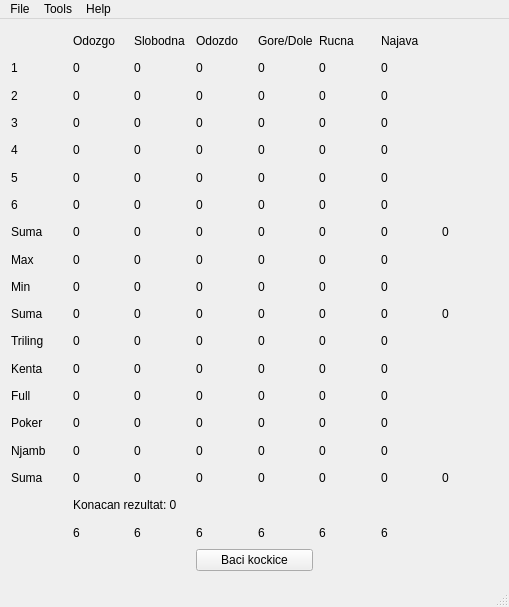
Old version of the form mainwindow.ui in the repository Sticky-Device/njamb.
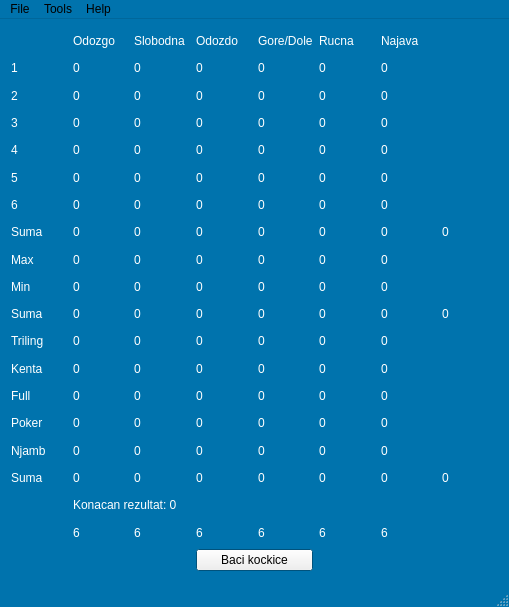
New version of the form.

Commit message: Even newer UI

Patch:
```diff
--- a/mainwindow.ui
+++ b/mainwindow.ui
@@ -28,6 +28,70 @@
     <height>607</height>
    </size>
   </property>
+  <property name="palette">
+   <palette>
+    <active>
+     <colorrole role="Base">
+      <brush brushstyle="SolidPattern">
+       <color alpha="255">
+        <red>255</red>
+        <green>255</green>
+        <blue>255</blue>
+       </color>
+      </brush>
+     </colorrole>
+     <colorrole role="Window">
+      <brush brushstyle="SolidPattern">
+       <color alpha="255">
+        <red>0</red>
+        <green>115</green>
+        <blue>173</blue>
+       </color>
+      </brush>
+     </colorrole>
+    </active>
+    <inactive>
+     <colorrole role="Base">
+      <brush brushstyle="SolidPattern">
+       <color alpha="255">
+        <red>255</red>
+        <green>255</green>
+        <blue>255</blue>
+       </color>
+      </brush>
+     </colorrole>
+     <colorrole role="Window">
+      <brush brushstyle="SolidPattern">
+       <color alpha="255">
+        <red>0</red>
+        <green>115</green>
+        <blue>173</blue>
+       </color>
+      </brush>
+     </colorrole>
+    </inactive>
+    <disabled>
+     <colorrole role="Base">
+      <brush brushstyle="SolidPattern">
+       <color alpha="255">
+        <red>0</red>
+        <green>115</green>
+        <blue>173</blue>
+       </color>
+      </brush>
+     </colorrole>
+     <colorrole role="Window">
+      <brush brushstyle="SolidPattern">
+       <color alpha="255">
+        <red>0</red>
+        <green>115</green>
+        <blue>173</blue>
+       </color>
+      </brush>
+     </colorrole>
+    </disabled>
+   </palette>
+  </property>
   <property name="windowTitle">
    <string>Njamb</string>
   </property>
@@ -50,6 +114,97 @@
      <height>563</height>
     </size>
    </property>
+   <property name="palette">
+    <palette>
+     <active>
+      <colorrole role="WindowText">
+       <brush brushstyle="SolidPattern">
+        <color alpha="255">
+         <red>255</red>
+         <green>255</green>
+         <blue>255</blue>
+        </color>
+       </brush>
+      </colorrole>
+      <colorrole role="Base">
+       <brush brushstyle="SolidPattern">
+        <color alpha="255">
+         <red>255</red>
+         <green>255</green>
+         <blue>255</blue>
+        </color>
+       </brush>
+      </colorrole>
+      <colorrole role="Window">
+       <brush brushstyle="SolidPattern">
+        <color alpha="255">
+         <red>0</red>
+         <green>115</green>
+         <blue>173</blue>
+        </color>
+       </brush>
+      </colorrole>
+     </active>
+     <inactive>
+      <colorrole role="WindowText">
+       <brush brushstyle="SolidPattern">
+        <color alpha="255">
+         <red>255</red>
+         <green>255</green>
+         <blue>255</blue>
+        </color>
+       </brush>
+      </colorrole>
+      <colorrole role="Base">
+       <brush brushstyle="SolidPattern">
+        <color alpha="255">
+         <red>255</red>
+         <green>255</green>
+         <blue>255</blue>
+        </color>
+       </brush>
+      </colorrole>
+      <colorrole role="Window">
+       <brush brushstyle="SolidPattern">
+        <color alpha="255">
+         <red>0</red>
+         <green>115</green>
+         <blue>173</blue>
+        </color>
+       </brush>
+      </colorrole>
+     </inactive>
+     <disabled>
+      <colorrole role="WindowText">
+       <brush brushstyle="SolidPattern">
+        <color alpha="255">
+         <red>120</red>
+         <green>120</green>
+         <blue>120</blue>
+        </color>
+       </brush>
+      </colorrole>
+      <colorrole role="Base">
+       <brush brushstyle="SolidPattern">
+        <color alpha="255">
+         <red>0</red>
+         <green>115</green>
+         <blue>173</blue>
+        </color>
+       </brush>
+      </colorrole>
+      <colorrole role="Window">
+       <brush brushstyle="SolidPattern">
+        <color alpha="255">
+         <red>0</red>
+         <green>115</green>
+         <blue>173</blue>
+        </color>
+       </brush>
+      </colorrole>
+     </disabled>
+    </palette>
+   </property>
    <layout class="QGridLayout" name="gridLayout">
     <item row="0" column="1">
      <widget class="QLabel" name="label_125">
@@ -962,7 +1117,7 @@
      <x>0</x>
      <y>0</y>
      <width>509</width>
-     <height>22</height>
+     <height>26</height>
     </rect>
    </property>
    <widget class="QMenu" name="menuFile">
```
The commit also changes 1 other file.
